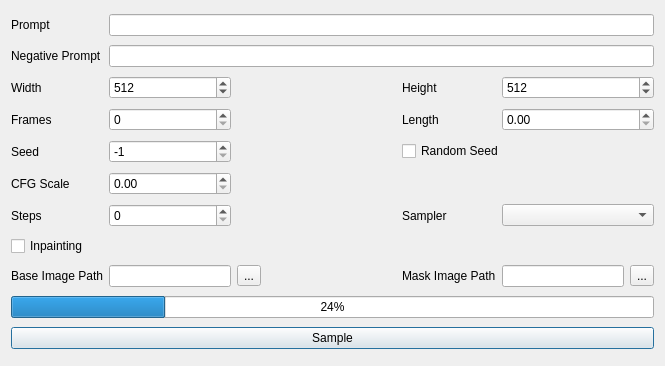
Qt form modules/ui/views/windows/sample.ui (HashakGik/OneTrainer-QT6) before a commit.
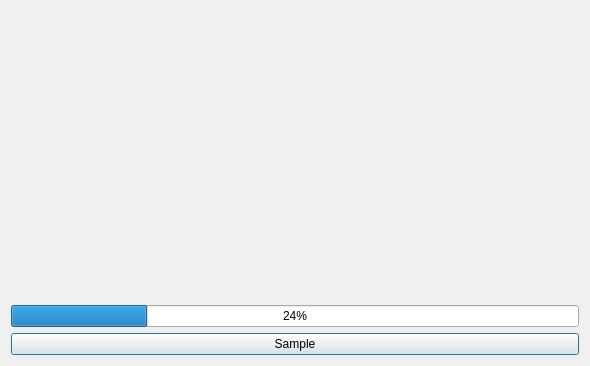
The same form after that commit.

The edit to the form file:
```diff
--- a/modules/ui/views/windows/sample.ui
+++ b/modules/ui/views/windows/sample.ui
@@ -9,7 +9,7 @@
    <rect>
     <x>0</x>
     <y>0</y>
-    <width>665</width>
+    <width>590</width>
     <height>366</height>
    </rect>
   </property>
@@ -29,240 +29,25 @@
    <bool>true</bool>
   </property>
   <layout class="QGridLayout" name="gridLayout">
-   <item row="8" column="2">
-    <widget class="QToolButton" name="imagePathBtn">
-     <property name="text">
-      <string>...</string>
-     </property>
-    </widget>
+   <item row="0" column="2" rowspan="3">
+    <layout class="QVBoxLayout" name="sampleLay"/>
    </item>
-   <item row="0" column="0">
-    <widget class="QLabel" name="label_3">
-     <property name="text">
-      <string>Prompt</string>
-     </property>
-     <property name="buddy">
-      <cstring>promptLed</cstring>
-     </property>
-    </widget>
-   </item>
-   <item row="8" column="7">
-    <widget class="QToolButton" name="maskPathBtn">
-     <property name="text">
-      <string>...</string>
-     </property>
-    </widget>
-   </item>
-   <item row="3" column="1">
-    <widget class="QSpinBox" name="framesSbx"/>
-   </item>
-   <item row="5" column="1">
-    <widget class="QDoubleSpinBox" name="cfgSbx"/>
-   </item>
-   <item row="1" column="0">
-    <widget class="QLabel" name="label_5">
-     <property name="text">
-      <string>Negative Prompt</string>
-     </property>
-     <property name="buddy">
-      <cstring>negativePromptLed</cstring>
-     </property>
-    </widget>
-   </item>
-   <item row="3" column="0">
-    <widget class="QLabel" name="label_2">
-     <property name="text">
-      <string>Frames</string>
-     </property>
-     <property name="buddy">
-      <cstring>framesSbx</cstring>
-     </property>
-    </widget>
-   </item>
-   <item row="5" column="0">
-    <widget class="QLabel" name="label_6">
-     <property name="text">
-      <string>CFG Scale</string>
-     </property>
-     <property name="buddy">
-      <cstring>cfgSbx</cstring>
-     </property>
-    </widget>
-   </item>
-   <item row="8" column="5">
-    <widget class="QLabel" name="label_9">
-     <property name="text">
-      <string>Mask Image Path</string>
-     </property>
-     <property name="buddy">
-      <cstring>maskPathLed</cstring>
-     </property>
-    </widget>
-   </item>
-   <item row="7" column="0" colspan="3">
-    <widget class="QCheckBox" name="inpaintingCbx">
-     <property name="text">
-      <string>Inpainting</string>
-     </property>
-    </widget>
-   </item>
-   <item row="2" column="1">
-    <widget class="QSpinBox" name="widthSbx">
-     <property name="maximum">
-      <number>8096</number>
-     </property>
-     <property name="value">
-      <number>512</number>
-     </property>
-    </widget>
-   </item>
-   <item row="6" column="0">
-    <widget class="QLabel" name="label_7">
-     <property name="text">
-      <string>Steps</string>
-     </property>
-     <property name="buddy">
-      <cstring>stepsSbx</cstring>
-     </property>
-    </widget>
-   </item>
-   <item row="2" column="6" colspan="2">
-    <widget class="QSpinBox" name="heightSbx">
-     <property name="maximum">
-      <number>8096</number>
-     </property>
-     <property name="value">
-      <number>512</number>
-     </property>
-    </widget>
-   </item>
-   <item row="6" column="5">
-    <widget class="QLabel" name="label_12">
-     <property name="text">
-      <string>Sampler</string>
-     </property>
-     <property name="buddy">
-      <cstring>samplerCmb</cstring>
-     </property>
-    </widget>
-   </item>
-   <item row="8" column="1">
-    <widget class="QLineEdit" name="imagePathLed"/>
-   </item>
-   <item row="9" column="0" colspan="8">
+   <item row="1" column="0" colspan="2">
     <widget class="QProgressBar" name="progressBar">
      <property name="value">
       <number>24</number>
      </property>
     </widget>
    </item>
-   <item row="8" column="3">
-    <spacer name="horizontalSpacer">
-     <property name="orientation">
-      <enum>Qt::Orientation::Horizontal</enum>
-     </property>
-     <property name="sizeHint" stdset="0">
-      <size>
-       <width>40</width>
-       <height>20</height>
-      </size>
-     </property>
-    </spacer>
-   </item>
-   <item row="1" column="1" colspan="7">
-    <widget class="QLineEdit" name="negativePromptLed"/>
-   </item>
-   <item row="8" column="0">
-    <widget class="QLabel" name="label_8">
-     <property name="text">
-      <string>Base Image Path</string>
-     </property>
-     <property name="buddy">
-      <cstring>imagePathLed</cstring>
-     </property>
-    </widget>
-   </item>
-   <item row="4" column="5" colspan="3">
-    <widget class="QCheckBox" name="randomSeedCbx">
-     <property name="text">
-      <string>Random Seed</string>
-     </property>
-    </widget>
-   </item>
-   <item row="2" column="0">
-    <widget class="QLabel" name="label">
-     <property name="text">
-      <string>Width</string>
-     </property>
-     <property name="buddy">
-      <cstring>widthSbx</cstring>
-     </property>
-    </widget>
-   </item>
-   <item row="0" column="1" colspan="7">
-    <widget class="QLineEdit" name="promptLed"/>
-   </item>
-   <item row="6" column="1">
-    <widget class="QSpinBox" name="stepsSbx"/>
-   </item>
-   <item row="8" column="6">
-    <widget class="QLineEdit" name="maskPathLed"/>
-   </item>
-   <item row="6" column="6" colspan="2">
-    <widget class="QComboBox" name="samplerCmb"/>
-   </item>
-   <item row="3" column="6" colspan="2">
-    <widget class="QDoubleSpinBox" name="lengthSbx"/>
-   </item>
-   <item row="3" column="5">
-    <widget class="QLabel" name="label_11">
-     <property name="text">
-      <string>Length</string>
-     </property>
-     <property name="buddy">
-      <cstring>lengthSbx</cstring>
-     </property>
-    </widget>
-   </item>
-   <item row="10" column="0" colspan="8">
+   <item row="2" column="0" colspan="2">
     <widget class="QPushButton" name="sampleBtn">
      <property name="text">
       <string>Sample</string>
      </property>
     </widget>
    </item>
-   <item row="4" column="1">
-    <widget class="QSpinBox" name="seedSbx">
-     <property name="minimum">
-      <number>-1</number>
-     </property>
-     <property name="maximum">
-      <number>999999999</number>
-     </property>
-     <property name="value">
-      <number>-1</number>
-     </property>
-    </widget>
-   </item>
-   <item row="2" column="5">
-    <widget class="QLabel" name="label_10">
-     <property name="text">
-      <string>Height</string>
-     </property>
-     <property name="buddy">
-      <cstring>heightSbx</cstring>
-     </property>
-    </widget>
-   </item>
-   <item row="4" column="0">
-    <widget class="QLabel" name="label_4">
-     <property name="text">
-      <string>Seed</string>
-     </property>
-     <property name="buddy">
-      <cstring>seedSbx</cstring>
-     </property>
-    </widget>
+   <item row="0" column="0" colspan="2">
+    <layout class="QGridLayout" name="paramsLay"/>
    </item>
   </layout>
  </widget>
```
Left out of the diff: 16 changed lines with no effect on the pictures.
